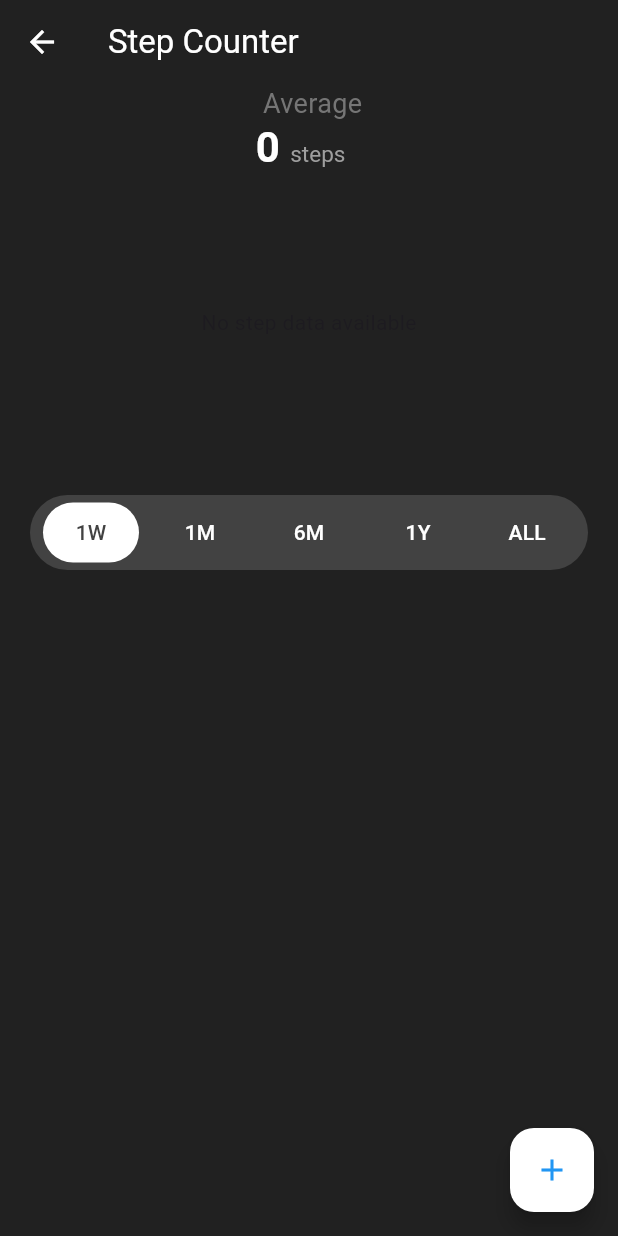
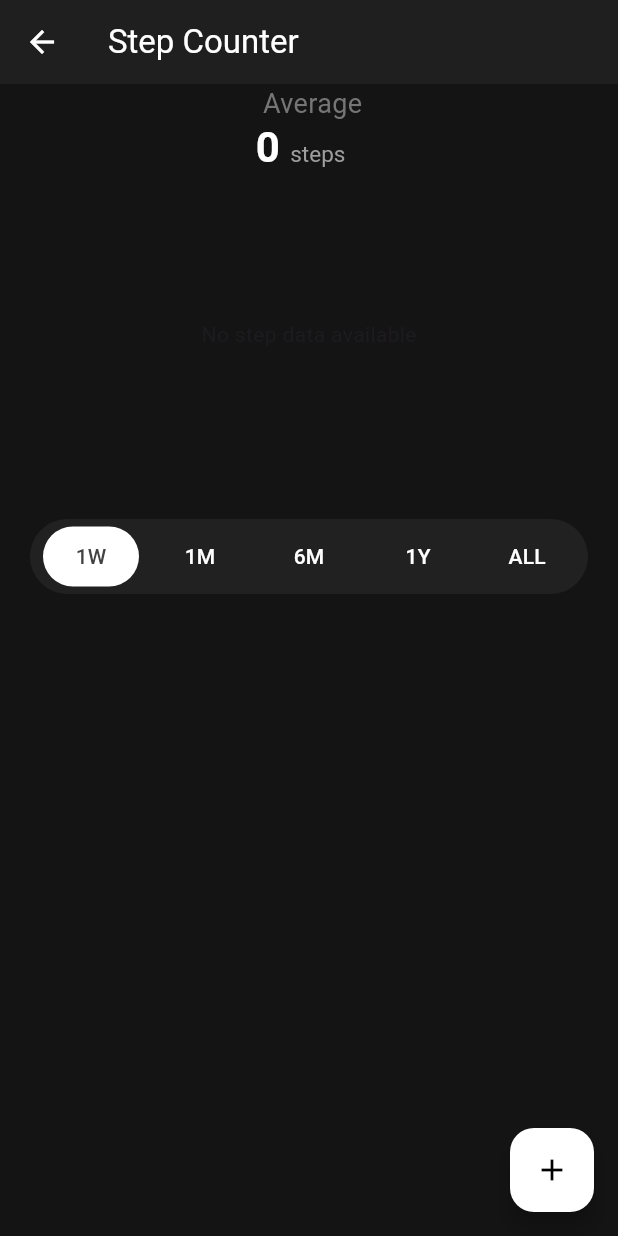
Before and after one commit to Samuel-J-Mathew/Overload--Workout-Nutrition-Weight-Tracker-ClientSide, a Flutter app: the StepCounterPage screen opened directly, on a phone screen of 412 x 824 dp. Run offline on Flutter 3.47's test engine with Material 3 defaults, Android fonts, the light colour scheme and no system bars; our stand-ins replace dropdown_button2, dropdown_search, fl_chart, flutter_heatmap_calendar, hive, hive_flutter and 3 more; missing offline and left inert: excel; accounts and stored records are empty.

Commit message:
color updates part 2

```diff
--- a/lib/components/CalorieTile.dart
+++ b/lib/components/CalorieTile.dart
@@ -49,7 +49,7 @@ class _CalorieTileState extends State<CalorieTile> {
   Widget build(BuildContext context) {
     return Card(
       shape: RoundedRectangleBorder(borderRadius: BorderRadius.circular(15)),
-      color: Colors.grey[800],
+      color: Color.fromRGBO(31, 31, 31, 1),
       elevation: 4,
       margin: const EdgeInsets.all(0),
       child: Padding(
--- a/lib/models/heat_map_2.dart
+++ b/lib/models/heat_map_2.dart
@@ -36,7 +36,7 @@ class MyHeatMap2 extends StatelessWidget {
     return Container(
       padding: const EdgeInsets.all(0),
       decoration: BoxDecoration(
-        color: Colors.grey[800],
+        color: Color.fromRGBO(31, 31, 31, 1),
         borderRadius: BorderRadius.circular(12),
       ),
       child: Column(
--- a/lib/pages/StepCounterPage.dart
+++ b/lib/pages/StepCounterPage.dart
@@ -99,21 +99,27 @@ class StepCounterPage extends StatefulWidget {
         gridData: FlGridData(show: true, drawVerticalLine: false,),
         titlesData: FlTitlesData(
           show: true,
+          rightTitles: AxisTitles(
+            sideTitles: SideTitles(showTitles: false),  // Disable right titles
+          ),
+          topTitles: AxisTitles(
+            sideTitles: SideTitles(showTitles: false),  // Disable top titles
+          ),
           leftTitles: AxisTitles(
             sideTitles: SideTitles(
-              showTitles: true,
-              reservedSize: 60,
+              showTitles: true,  // Enable left titles
               getTitlesWidget: (double value, TitleMeta meta) {
                 return Text(
                   NumberFormat('#,###').format(value.toInt()), // Format the number with commas
-                  style: TextStyle(color: Colors.white, fontSize: 10),
+                  style: TextStyle(color: Colors.white, fontSize: 12),
                 );
               },
+              reservedSize: 40,  // Space reserved for left titles
             ),
           ),
           bottomTitles: AxisTitles(
             sideTitles: SideTitles(
-              showTitles: true,
+              showTitles: true,  // Enable bottom titles
               getTitlesWidget: (double value, TitleMeta meta) {
                 return Padding(
                   padding: const EdgeInsets.only(top: 6),
@@ -126,6 +132,7 @@ class StepCounterPage extends StatefulWidget {
             ),
           ),
         ),
+
         borderData: FlBorderData(show: false),
         barGroups: barGroups,
         alignment: BarChartAlignment.spaceAround,
@@ -428,9 +435,9 @@ class _StepCounterPageState extends State<StepCounterPage> {
   @override
   Widget build(BuildContext context) {
     return Scaffold(
-      backgroundColor: Colors.grey[900],
+      backgroundColor: Color.fromRGBO(20, 20, 20, 1),
       appBar: AppBar(
-        backgroundColor: Colors.grey[900],
+        backgroundColor: Color.fromRGBO(31, 31, 31, 1),
         iconTheme: IconThemeData(color: Colors.white),
         title: Align(
           alignment: Alignment.centerLeft, // Align the title to the left
@@ -469,14 +476,17 @@ class _StepCounterPageState extends State<StepCounterPage> {
           )
         ],
       )),
-          Container(
-            height: 200,
-            child: _buildChart(),
+          Padding(
+            padding: const EdgeInsets.all(8.0),
+            child: Container(
+              height: 200,
+              child: _buildChart(),
+            ),
           ),
           Container(
             margin: EdgeInsets.symmetric(vertical: 15, horizontal: 20),
             decoration: BoxDecoration(
-              color: Colors.grey[800],
+              color: Colors.grey[900],
               borderRadius: BorderRadius.circular(30),
             ),
             child: Padding(
@@ -516,7 +526,7 @@ class _StepCounterPageState extends State<StepCounterPage> {
         onPressed: _addStepLog,
         child: Icon(Icons.add),
         backgroundColor: Colors.white,
-        foregroundColor: Colors.blue,
+        foregroundColor: Colors.black,
       ),
     );
   }
@@ -535,7 +545,7 @@ class _StepCounterPageState extends State<StepCounterPage> {
         shape: RoundedRectangleBorder(
           borderRadius: BorderRadius.circular(30),  // Rounded borders
         ),
-        backgroundColor: isSelected ? Colors.white : Colors.grey[800],  // Background color toggles based on selection
+        backgroundColor: isSelected ? Colors.white : Colors.grey[900],  // Background color toggles based on selection
         padding: EdgeInsets.symmetric(horizontal: 16, vertical: 10),  // Horizontal padding and consistent vertical padding
       ),
     );
--- a/lib/pages/bigHeatMap.dart
+++ b/lib/pages/bigHeatMap.dart
@@ -22,10 +22,10 @@ class BigHeatMap extends StatelessWidget {
           "Gym Logging",
           style: TextStyle(color: Colors.white),
         ),
-        backgroundColor: Colors.grey[850],
+        backgroundColor: Color.fromRGBO(31, 31, 31, 1),
         iconTheme: IconThemeData(color: Colors.white),
       ),
-      backgroundColor: Colors.grey[900],
+      backgroundColor: Color.fromRGBO(20, 20, 20, 1),
       body: SingleChildScrollView(
         scrollDirection: Axis.vertical,
         child: Column(
@@ -147,7 +147,7 @@ class BigHeatMap extends StatelessWidget {
                       ],
                     ),
                   ),
-                  Divider(color: Colors.grey[700], thickness: 1),
+                  Divider(color: Colors.grey[800], thickness: 1),
                 ],
               );
             }).toList(),
--- a/lib/pages/updatedHome.dart
+++ b/lib/pages/updatedHome.dart
@@ -174,7 +174,7 @@ class _UpdatedHomeState extends State<UpdatedHome> {
       shape: RoundedRectangleBorder(
         borderRadius: BorderRadius.circular(20),
       ),
-      color: Colors.grey[850],
+      color: Color.fromRGBO(42, 42, 42, 1),
       child: Padding(
         padding: const EdgeInsets.all(16.0),
         child: Column(
```
Also changed, not shown: lib/pages/MySplitPage.dart (+23 -5 lines), lib/pages/WeightTrendpage.dart (+6 -6 lines).
